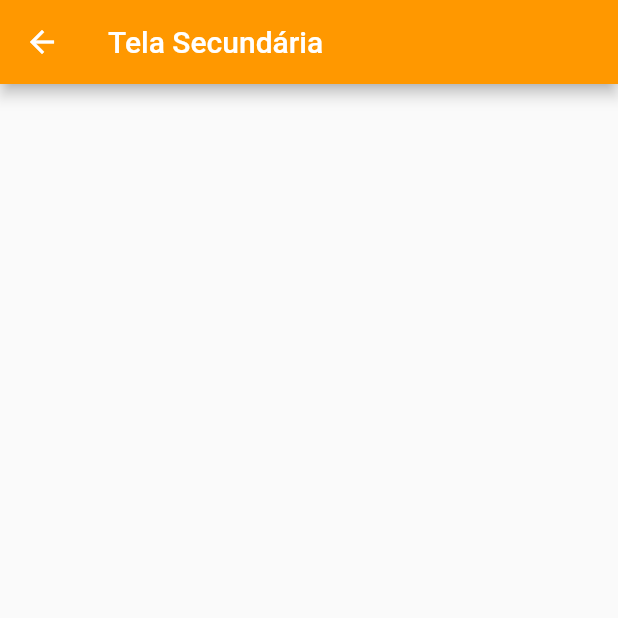
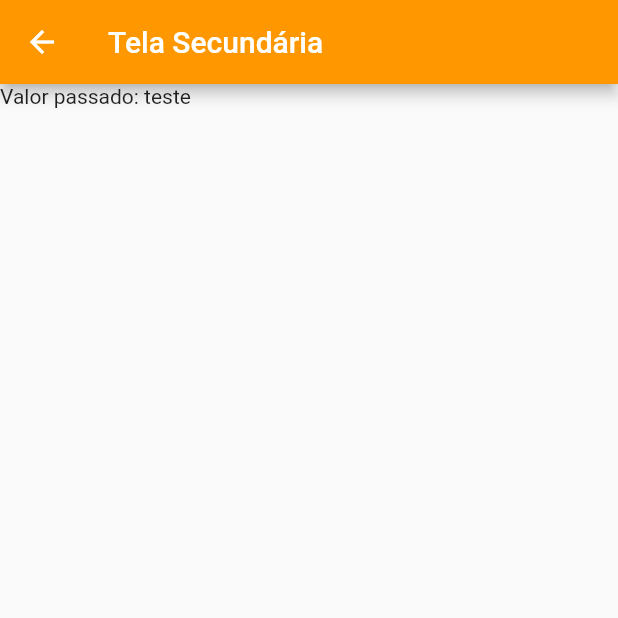
Before and after one commit to paulosales47/EstudoFlutter, a Flutter app: the TelaPrincipal screen opened directly, after a tap on "Ir para tela secundária", on a phone screen of 412 x 824 dp, the top half of it. Run offline on Flutter 3.47's test engine with Material 2 defaults, Android fonts, the phone set to English and light mode, and no system bars.

Commit message:
Passando dados entre telas

```diff
--- a/lib/main.dart
+++ b/lib/main.dart
@@ -1,10 +1,10 @@
 import 'package:flutter/cupertino.dart';
 import 'package:flutter/material.dart';
-import 'package:flutter_estudo/atm_consultoria/menu.dart';
+import 'package:flutter_estudo/navegacao/tela_principal.dart';
 
 void main(){
   runApp(MaterialApp(
     debugShowCheckedModeBanner: false,
-    home: Menu(),
+    home: TelaPrincipal(),
   ));
 }
--- a/lib/navegacao/tela_principal.dart
+++ b/lib/navegacao/tela_principal.dart
@@ -18,7 +18,7 @@ class TelaPrincipal extends StatelessWidget {
             ElevatedButton(onPressed: (){
               Navigator.push(
                   context,
-                  MaterialPageRoute(builder: (context) => TelaSecundaria() ));
+                  MaterialPageRoute(builder: (context) => TelaSecundaria(valor: "teste") ));
             }, child: Text("Ir para tela secundária"))
           ],
         ),
--- a/lib/navegacao/tela_secundaria.dart
+++ b/lib/navegacao/tela_secundaria.dart
@@ -1,7 +1,15 @@
 import 'package:flutter/cupertino.dart';
 import 'package:flutter/material.dart';
 
-class TelaSecundaria extends StatelessWidget {
+class TelaSecundaria extends StatefulWidget {
+  String valor = "";
+  TelaSecundaria({this.valor});
+
+  @override
+  _TelaSecundariaState createState() => _TelaSecundariaState();
+}
+
+class _TelaSecundariaState extends State<TelaSecundaria> {
   @override
   Widget build(BuildContext context) {
     return Scaffold(
@@ -11,6 +19,9 @@ class TelaSecundaria extends StatelessWidget {
       ),
       body: Container(
         child: Column(
+          children: [
+            Text("Valor passado: ${widget.valor}")
+          ],
         ),
       ),
     );
```
